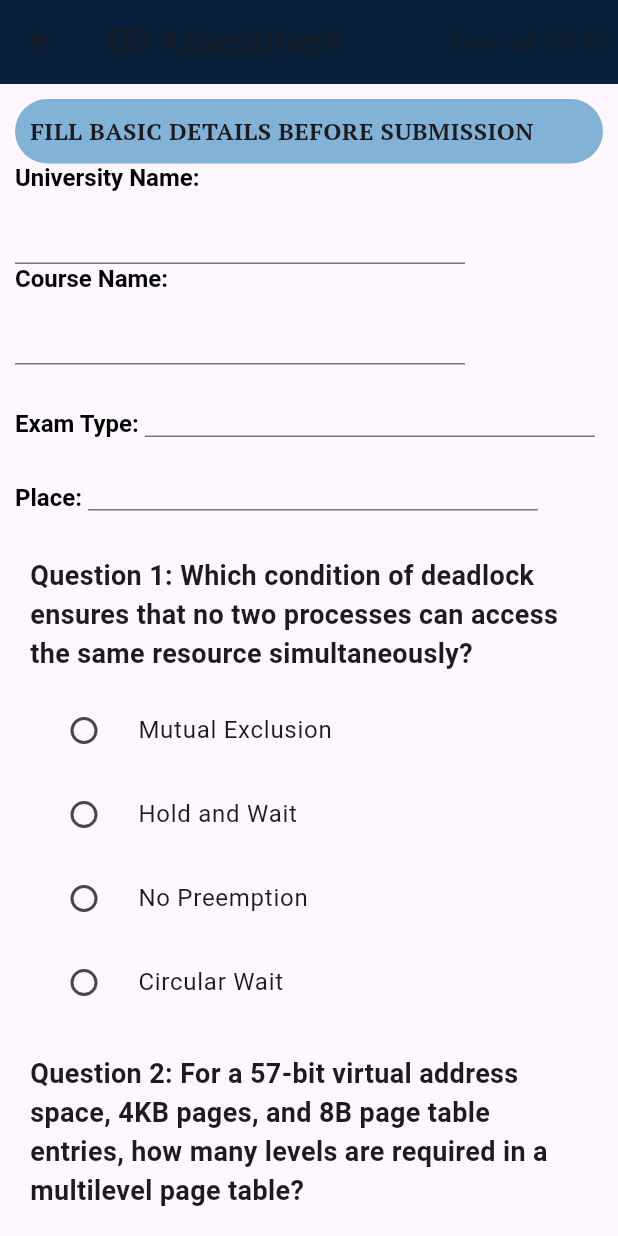
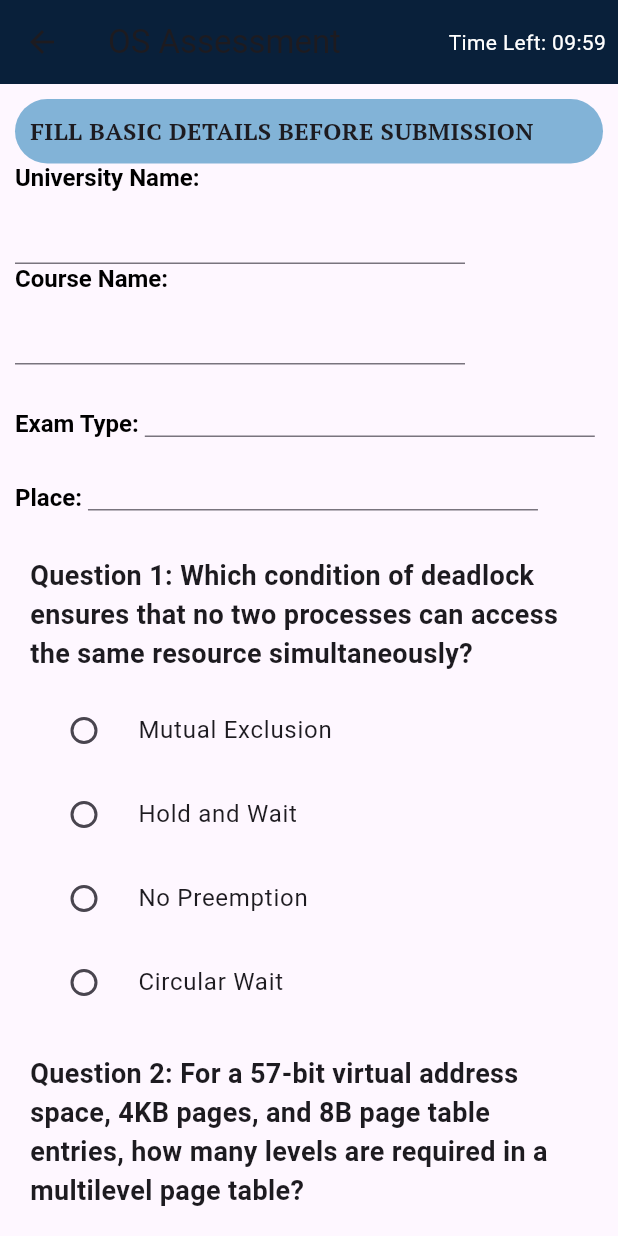
Before and after one commit to apekkshaa/stelaquiz6.0, a Flutter app: the OSUnit1 screen opened directly, on a phone screen of 412 x 824 dp. Run offline on Flutter 3.47's test engine with Material 3 defaults, Android fonts, the phone set to English and light mode, and no system bars; our stand-ins replace cloud_firestore, csv, firebase_auth, firebase_core, firebase_database, pdf and 3 more; missing offline and left inert: excel, flutter_inappwebview, universal_html; accounts and stored records are empty; key blocks and very long unbroken strings in the code were emptied for the run.

Commit message:
times is os

```diff
--- a/Disserrtation/Disserrtation/lib/screens/Operating System/OSSampleQuiz1.dart
+++ b/Disserrtation/Disserrtation/lib/screens/Operating System/OSSampleQuiz1.dart
@@ -180,7 +180,10 @@ class _OSUnit1State extends State<OSUnit1> {
         actions: [
           Padding(
             padding: const EdgeInsets.all(8.0),
-            child: Text(timerExpired ? 'Time\'s up!' : 'Time Left: ${_formatTime(_remainingTime)}'),
+            child: Text(
+              timerExpired ? 'Time\'s up!' : 'Time Left: ${_formatTime(_remainingTime)}',
+              style: const TextStyle(color: Colors.white),
+            ),
           ),
         ],
       ),
```
Also changed, not shown: Disserrtation/Disserrtation/lib/screens/DSUnit1.dart (+12 -12 lines).
